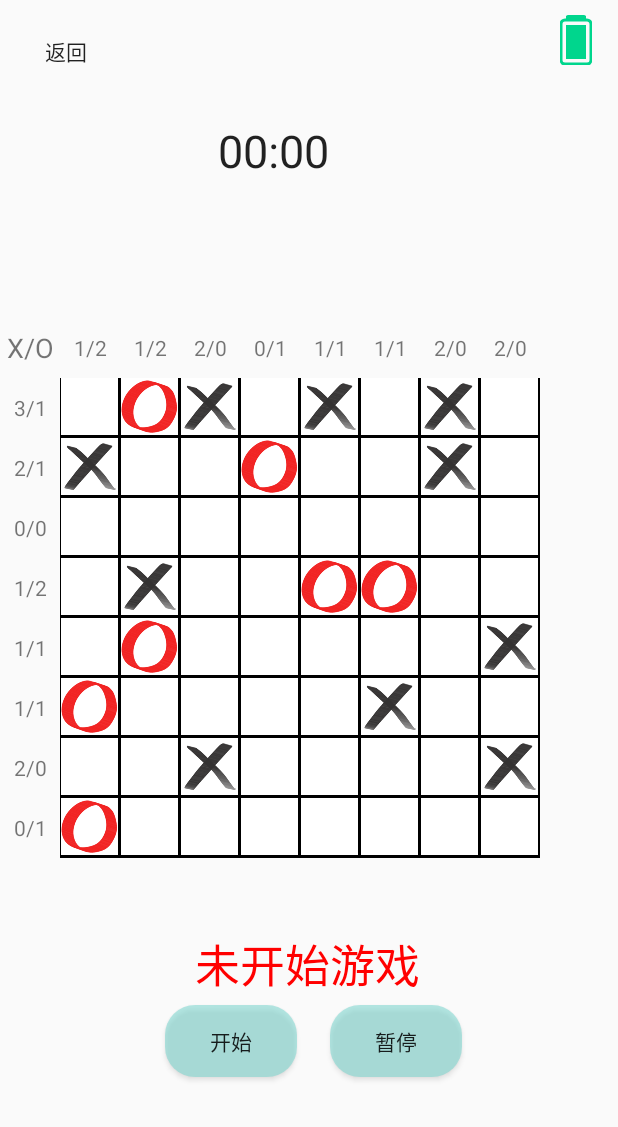
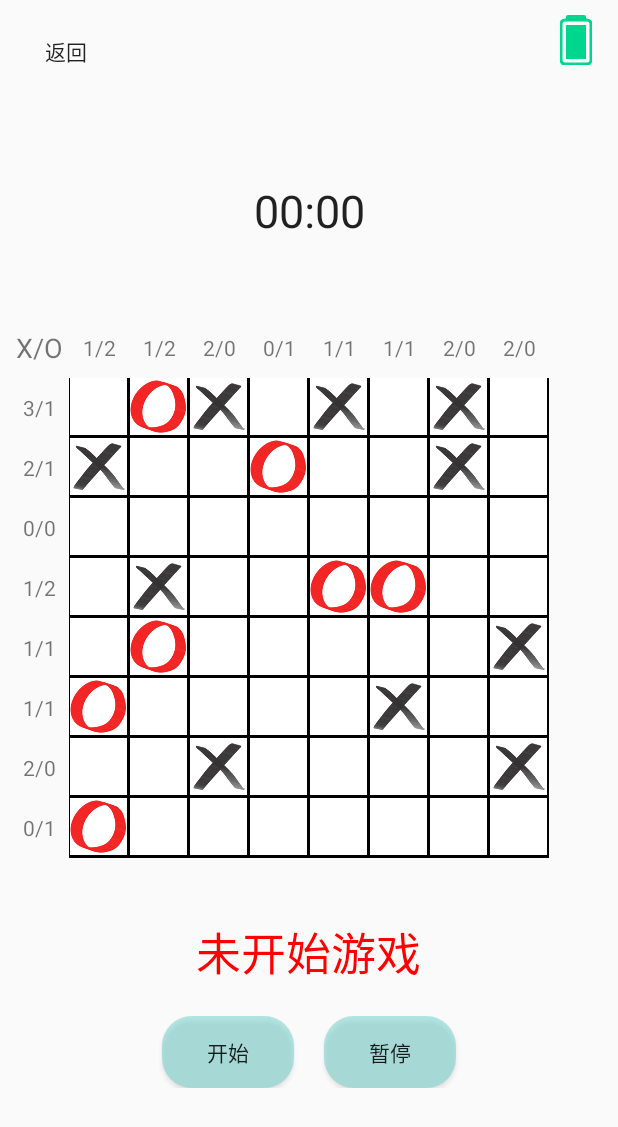
Before and after one commit to AndroidGameProjects/Android_Games, an Android app: the Game screen opened directly, with no data from a screen before it, on a phone screen of 412 x 824 dp. Shown: the top 1127 px of the screen. Run offline under Robolectric (Android 15) with nearby library versions, the light colour scheme and no system bars; 1 statement that could not run was skipped.

Commit message:
优化ooxx游戏布局

```diff
--- a/app/src/main/java/com/example/ex42/Game1/GameMain/Game.java
+++ b/app/src/main/java/com/example/ex42/Game1/GameMain/Game.java
@@ -18,6 +18,7 @@ import android.os.IBinder;
 import android.os.Message;
 import android.os.SystemClock;
 import android.util.Log;
+import android.view.Gravity;
 import android.view.View;
 import android.widget.AdapterView;
 import android.widget.ArrayAdapter;
@@ -327,7 +328,6 @@ public class Game extends AppCompatActivity implements BaseHandlerCallBack{
 
         lv_drawer_right.setAdapter(adapter);
         lv_drawer_right.setOnItemClickListener(new RightListListener());
-
     }
 
     // 定义一个右侧菜单列表的点击监听器
@@ -664,8 +664,10 @@ public class Game extends AppCompatActivity implements BaseHandlerCallBack{
     public void JgRunning(){
         if (running == true){
             tv_pause.setText("游戏中");
+            tv_pause.setGravity(Gravity.CENTER);
         } else if (running == false) {
             tv_pause.setText("暂停中");
+            tv_pause.setGravity(Gravity.CENTER);
         }
     }
 
--- a/app/src/main/res/layout/activity_game.xml
+++ b/app/src/main/res/layout/activity_game.xml
@@ -27,21 +27,13 @@
             android:layout_marginLeft="285dp"/>
     </LinearLayout>
 
-    <RelativeLayout
-        android:layout_width="wrap_content"
-        android:layout_height="wrap_content"
-        android:layout_marginTop="80dp"
-        android:layout_marginLeft="80dp">
-
     <Chronometer
         android:id="@+id/chronometer"
         android:layout_width="wrap_content"
         android:layout_height="wrap_content"
+        android:gravity="top|center"
         android:textSize="30sp"
-            android:layout_marginLeft="65dp"/>
-    </RelativeLayout>
-
-
+        android:layout_marginTop="120dp"/>
 
 
 <!--    <TextView-->
@@ -61,8 +53,6 @@
         android:gravity="left"
         android:orientation="horizontal"
         android:padding="0dp">
-
-
 
         <TextView
             android:text="X/O"
@@ -270,59 +260,47 @@
 
         </TextView>
 
-    </RelativeLayout>
-
-    <RelativeLayout
+        <LinearLayout
             android:layout_width="match_parent"
             android:layout_height="wrap_content"
-        android:layout_marginTop="70dp">
-
-
+            android:layout_below="@+id/Down_LinearLayout"
+            android:orientation="vertical"
+            android:gravity="center">
 
             <TextView
                 android:id="@+id/tv_pause"
                 android:layout_width="wrap_content"
                 android:layout_height="wrap_content"
-            android:layout_marginLeft="130dp"
-            android:layout_marginTop="550dp"
+
+                android:gravity="center"
                 android:text="未开始游戏"
                 android:textSize="30dp"
                 android:layout_marginBottom="20dp"
                 android:textColor="@color/red" />
 
-
+            <LinearLayout
+                android:layout_width="match_parent"
+                android:layout_height="wrap_content"
+                android:gravity="center">
 
                 <Button
                     android:id="@+id/start_button"
                     android:layout_width="wrap_content"
                     android:layout_height="wrap_content"
-            android:layout_marginTop="600dp"
-            android:layout_marginLeft="110dp"
+
                     android:text="开始"
                     android:background="@drawable/rounded_button" />
 
                 <Button
                     android:id="@+id/pause_button"
-            android:layout_marginTop="600dp"
-            android:layout_marginLeft="220dp"
+                    android:layout_marginLeft="20dp"
                     android:layout_width="wrap_content"
                     android:layout_height="wrap_content"
                     android:text="暂停"
                     android:background="@drawable/rounded_button" />
+            </LinearLayout>
 
-        <Button
-            android:id="@+id/Begin_Game"
-            android:layout_width="wrap_content"
-            android:layout_height="wrap_content"
-            android:gravity="center"
-            android:text=""
-            android:textSize="17dp"
-            android:layout_alignParentBottom="true"
-            android:layout_alignParentEnd="true"
-            android:layout_marginBottom="16dp"
-            android:layout_marginEnd="0dp"
-            android:background="@color/transparent" />
-
+        </LinearLayout>
     </RelativeLayout>
 
     <ListView
```
Lines whose indentation alone changed are shown as unchanged.
